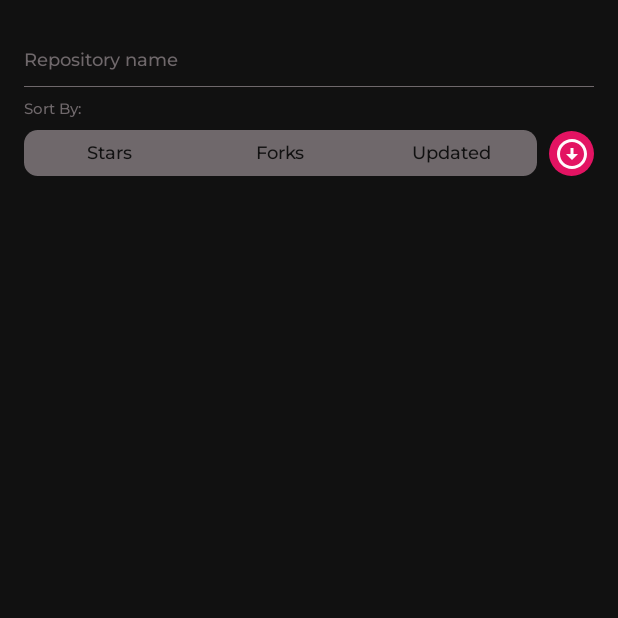
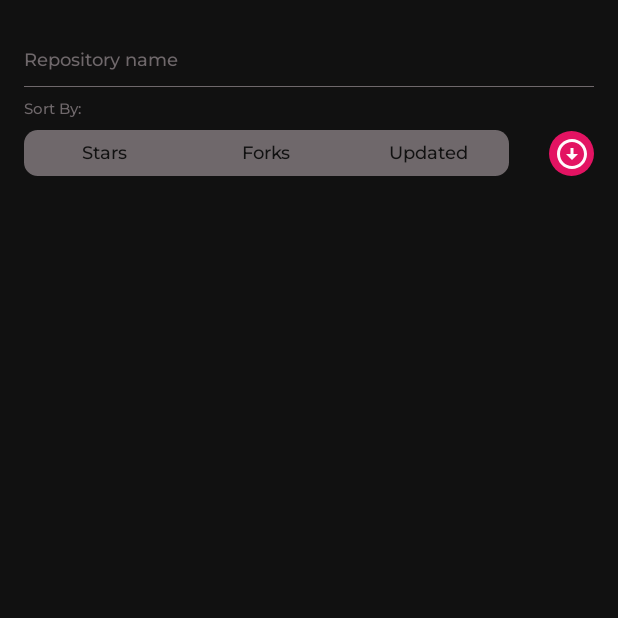
Before and after one commit to Blondhino/gex, an Android app built with Jetpack Compose: the screen it shows after launch (MainActivity), on a phone screen of 412 x 824 dp, the top half of it. Run offline under Robolectric (Android 15) with nearby library versions, the phone set to English and light mode, and no system bars; our stand-ins replace Dagger/Hilt's generated code, constraintlayout-compose.

Commit message:
fix ui issue with sort direction picker

```diff
--- a/core/designsystem/src/main/java/com/ebiondic/designsystem/component/SearchAndSort.kt
+++ b/core/designsystem/src/main/java/com/ebiondic/designsystem/component/SearchAndSort.kt
@@ -46,11 +46,11 @@ fun SearchAndSort(
       modifier = Modifier
         .fillMaxWidth(),
       verticalAlignment = Alignment.CenterVertically,
-      horizontalArrangement = Arrangement.spacedBy(smallPadding)
+      horizontalArrangement = Arrangement.SpaceBetween
     ) {
       Row(
         modifier = Modifier
-          .fillMaxWidth(0.9f)
+          .fillMaxWidth(0.85f)
           .clip(RoundedCornerShape(30))
       ) {
         SortCategoryItem(
```
